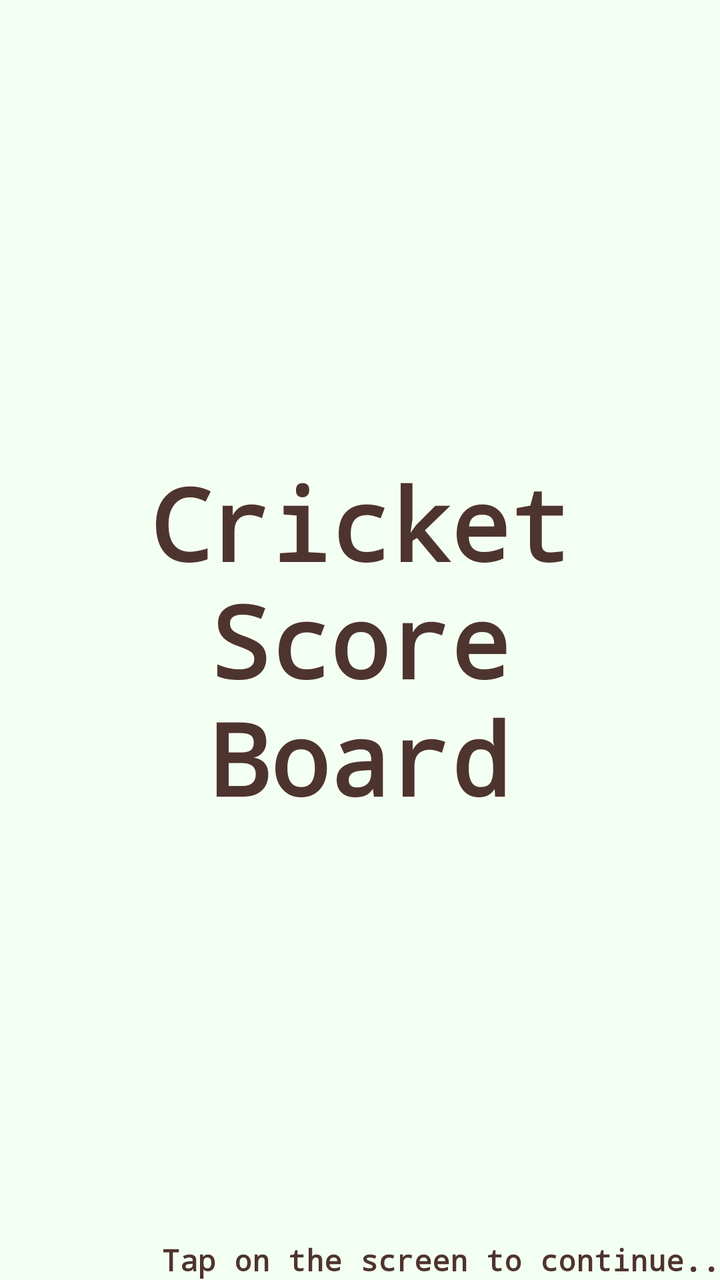
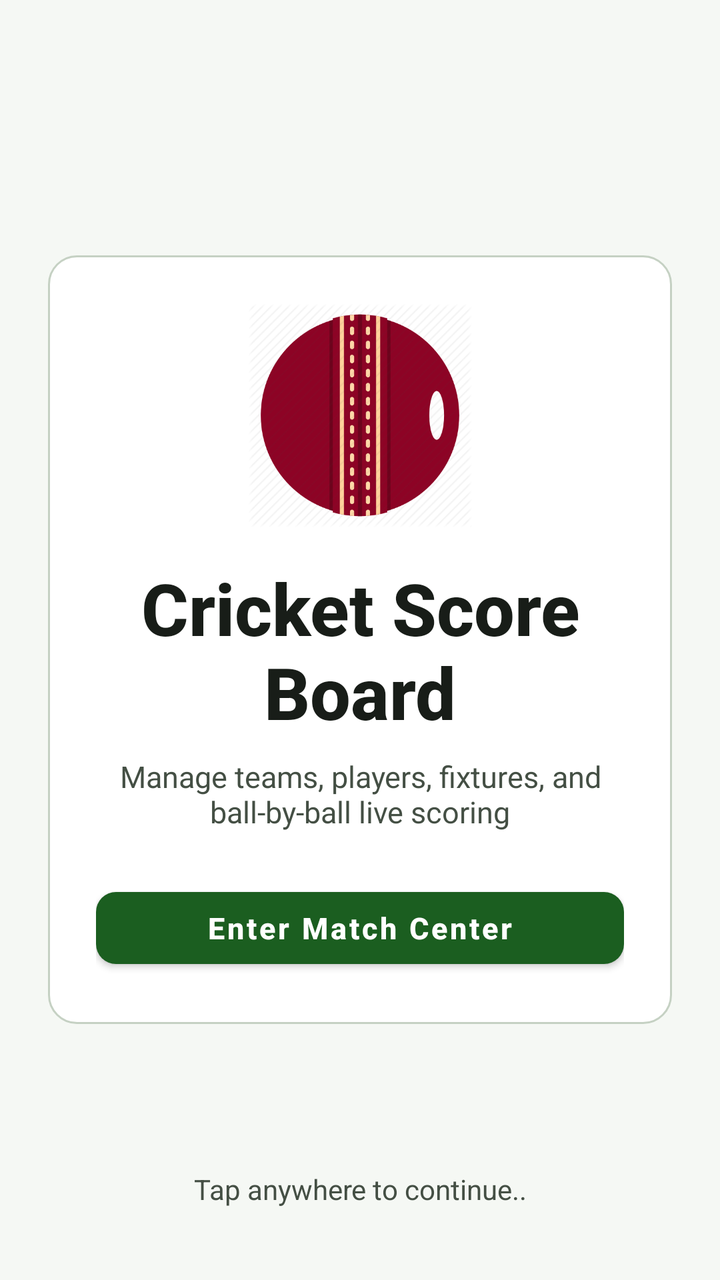

Before-and-after screenshots of an Android layout around one commit, followed by the original layout XML and the change that was made.
<!-- AndroidManifest.xml: application theme AppTheme -->
<!-- res/layout/activity_loadapp.xml -->
<FrameLayout xmlns:android="http://schemas.android.com/apk/res/android"
    xmlns:tools="http://schemas.android.com/tools"
    android:layout_width="match_parent"
    android:layout_height="match_parent"
    android:background="@color/Color_Background"
    android:onClick="mainScreen"
    tools:context="com.example.android.cricketscoreboard.views.LoadAppActivity">

    
    <RelativeLayout
        android:layout_width="match_parent"
        android:layout_height="match_parent"
        >
    <TextView
        android:id="@+id/fullscreenTag_text_view"
        android:layout_width="match_parent"
        android:layout_height="match_parent"
        android:gravity="center"
        android:layout_centerHorizontal="true"
        android:keepScreenOn="false"
        android:text="@string/load_content"

        android:textColor='@color/Color_Heading'
        android:textSize="@dimen/dimen_MainHeading"
        android:fontFamily="@string/string_App_font"
        android:textStyle="bold" />
    <TextView
        android:id="@+id/fullscreenTapHint_text_view"
        android:layout_width="wrap_content"
        android:layout_height="wrap_content"
        android:layout_centerHorizontal="true"
        android:keepScreenOn="true"
        android:layout_alignParentBottom="true"
        android:layout_alignParentEnd="true"
        android:layout_alignParentRight="true"
        android:text="Tap on the screen to continue.."
        android:textColor="@color/Color_Heading"
        android:textSize="15sp"
        android:fontFamily="@string/string_App_font"
        android:textStyle="bold" />
    
    </RelativeLayout>
</FrameLayout>
<!-- resources referenced by this layout -->
<resources>
  <color name="Color_Background">#F4FFF3</color>
  <color name="Color_Heading">#4E342E</color>
  <dimen name="dimen_MainHeading">50sp</dimen>
  <string name="load_content">Cricket Score\nBoard</string>
  <string name="string_App_font">monospace</string>
  <style name="AppTheme" parent="Theme.AppCompat.Light.DarkActionBar">
          
          <item name="colorPrimary">@color/colorPrimary</item>
          <item name="colorPrimaryDark">@color/colorPrimaryDark</item>
          <item name="colorAccent">@color/colorAccent</item>
      </style>
  <color name="colorPrimary">#8bc34a</color>
  <color name="colorPrimaryDark">#5a9216</color>
  <color name="colorAccent">#E64A19</color>
</resources>

<!-- the commit's change to res/layout/activity_loadapp.xml (unified diff, before → after) -->
@@ -1,43 +1,70 @@
+<?xml version="1.0" encoding="utf-8"?>
 <FrameLayout xmlns:android="http://schemas.android.com/apk/res/android"
     xmlns:tools="http://schemas.android.com/tools"
     android:layout_width="match_parent"
     android:layout_height="match_parent"
     android:background="@color/Color_Background"
+    android:clickable="true"
+    android:focusable="true"
     android:onClick="mainScreen"
+    android:padding="@dimen/space_xl"
     tools:context="com.example.android.cricketscoreboard.views.LoadAppActivity">
 
-    
-    <RelativeLayout
+    <LinearLayout
         android:layout_width="match_parent"
-        android:layout_height="match_parent"
-        >
-    <TextView
-        android:id="@+id/fullscreenTag_text_view"
-        android:layout_width="match_parent"
-        android:layout_height="match_parent"
-        android:gravity="center"
-        android:layout_centerHorizontal="true"
-        android:keepScreenOn="false"
-        android:text="@string/load_content"
+        android:layout_height="wrap_content"
+        android:layout_gravity="center"
+        android:background="@drawable/rectangle"
+        android:gravity="center_horizontal"
+        android:orientation="vertical"
+        android:padding="@dimen/space_xl">
 
-        android:textColor='@color/Color_Heading'
-        android:textSize="@dimen/dimen_MainHeading"
-        android:fontFamily="@string/string_App_font"
-        android:textStyle="bold" />
+        <ImageView
+            android:layout_width="112dp"
+            android:layout_height="112dp"
+            android:contentDescription="@string/app_name"
+            android:src="@drawable/as_1409_512" />
+
+        <TextView
+            android:id="@+id/fullscreenTag_text_view"
+            android:layout_width="match_parent"
+            android:layout_height="wrap_content"
+            android:layout_marginTop="@dimen/space_lg"
+            android:fontFamily="sans-serif-medium"
+            android:gravity="center"
+            android:text="@string/load_content"
+            android:textColor="@color/colorTextPrimary"
+            android:textSize="@dimen/dimen_MainHeading"
+            android:textStyle="bold" />
+
+        <TextView
+            android:layout_width="match_parent"
+            android:layout_height="wrap_content"
+            android:layout_marginTop="@dimen/space_sm"
+            android:gravity="center"
+            android:text="Manage teams, players, fixtures, and ball-by-ball live scoring"
+            android:textColor="@color/colorTextSecondary"
+            android:textSize="15sp" />
+
+        <Button
+            style="@style/Widget.Cricket.PrimaryButton"
+            android:layout_width="match_parent"
+            android:layout_height="wrap_content"
+            android:layout_marginTop="@dimen/space_xl"
+            android:onClick="mainScreen"
+            android:text="Enter Match Center" />
+    </LinearLayout>
+
     <TextView
         android:id="@+id/fullscreenTapHint_text_view"
-        android:layout_width="wrap_content"
+        android:layout_width="match_parent"
         android:layout_height="wrap_content"
-        android:layout_centerHorizontal="true"
+        android:layout_gravity="bottom|center_horizontal"
+        android:layout_marginBottom="@dimen/space_md"
+        android:gravity="center"
         android:keepScreenOn="true"
-        android:layout_alignParentBottom="true"
-        android:layout_alignParentEnd="true"
-        android:layout_alignParentRight="true"
-        android:text="Tap on the screen to continue.."
-        android:textColor="@color/Color_Heading"
-        android:textSize="15sp"
-        android:fontFamily="@string/string_App_font"
-        android:textStyle="bold" />
-    
-    </RelativeLayout>
+        android:text="Tap anywhere to continue.."
+        android:textColor="@color/colorTextSecondary"
+        android:textSize="14sp" />
+
 </FrameLayout>
<!-- resource entries referenced after the edit -->
@@ -1,18 +1,66 @@
 <!-- resources referenced by this layout -->
 <resources>
-  <color name="Color_Background">#F4FFF3</color>
-  <color name="Color_Heading">#4E342E</color>
-  <dimen name="dimen_MainHeading">50sp</dimen>
+  <color name="Color_Background">#F5F8F4</color>
+  <color name="colorTextPrimary">#181D18</color>
+  <color name="colorTextSecondary">#444F44</color>
+  <dimen name="dimen_MainHeading">36sp</dimen>
+  <dimen name="space_lg">16dp</dimen>
+  <dimen name="space_md">12dp</dimen>
+  <dimen name="space_sm">8dp</dimen>
+  <dimen name="space_xl">24dp</dimen>
+  <!-- drawable as_1409_512: png bitmap (drawable, 50037 bytes) -->
+  <!-- drawable rectangle (drawable) -->
+  <?xml version="1.0" encoding="utf-8"?>
+  <shape xmlns:android="http://schemas.android.com/apk/res/android"
+      android:shape="rectangle">
+      <solid android:color="@color/colorSurface" />
+      <corners android:radius="@dimen/card_corner_radius" />
+      <stroke
+          android:width="1dp"
+          android:color="@color/colorOutline" />
+      <padding
+          android:bottom="14dp"
+          android:left="14dp"
+          android:right="14dp"
+          android:top="14dp" />
+  </shape>
+  <string name="app_name">"Cricket Score Board "</string>
   <string name="load_content">Cricket Score\nBoard</string>
-  <string name="string_App_font">monospace</string>
-  <style name="AppTheme" parent="Theme.AppCompat.Light.DarkActionBar">
-          
+  <style name="Widget.Cricket.PrimaryButton" parent="Widget.MaterialComponents.Button">
+          <item name="android:minHeight">@dimen/min_touch_target</item>
+          <item name="android:textAllCaps">false</item>
+          <item name="android:textStyle">bold</item>
+          <item name="android:textSize">15sp</item>
+          <item name="cornerRadius">@dimen/button_corner_radius</item>
+      </style>
+  <style name="AppTheme" parent="Theme.MaterialComponents.DayNight.DarkActionBar">
           <item name="colorPrimary">@color/colorPrimary</item>
           <item name="colorPrimaryDark">@color/colorPrimaryDark</item>
+          <item name="colorPrimaryVariant">@color/colorPrimaryVariant</item>
+          <item name="colorOnPrimary">@color/colorOnPrimary</item>
           <item name="colorAccent">@color/colorAccent</item>
+          <item name="colorSecondary">@color/colorSecondary</item>
+          <item name="colorSecondaryVariant">@color/colorSecondaryVariant</item>
+          <item name="colorOnSecondary">@color/colorOnSecondary</item>
+          <item name="android:colorBackground">@color/Color_Background</item>
+          <item name="colorSurface">@color/colorSurface</item>
+          <item name="colorOnSurface">@color/colorTextPrimary</item>
+          <item name="android:textColorPrimary">@color/colorTextPrimary</item>
+          <item name="android:textColorSecondary">@color/colorTextSecondary</item>
+          <item name="android:statusBarColor">@color/colorPrimaryDark</item>
       </style>
-  <color name="colorPrimary">#8bc34a</color>
-  <color name="colorPrimaryDark">#5a9216</color>
-  <color name="colorAccent">#E64A19</color>
+  <color name="colorSurface">#FFFFFF</color>
+  <dimen name="card_corner_radius">14dp</dimen>
+  <color name="colorOutline">#C5D1C3</color>
+  <dimen name="min_touch_target">48dp</dimen>
+  <dimen name="button_corner_radius">10dp</dimen>
+  <color name="colorPrimary">#1B5E20</color>
+  <color name="colorPrimaryDark">#0D3B10</color>
+  <color name="colorPrimaryVariant">#2E7D32</color>
+  <color name="colorOnPrimary">#FFFFFF</color>
+  <color name="colorAccent">#C62828</color>
+  <color name="colorSecondary">#C62828</color>
+  <color name="colorSecondaryVariant">#8E0000</color>
+  <color name="colorOnSecondary">#FFFFFF</color>
 </resources>
 
